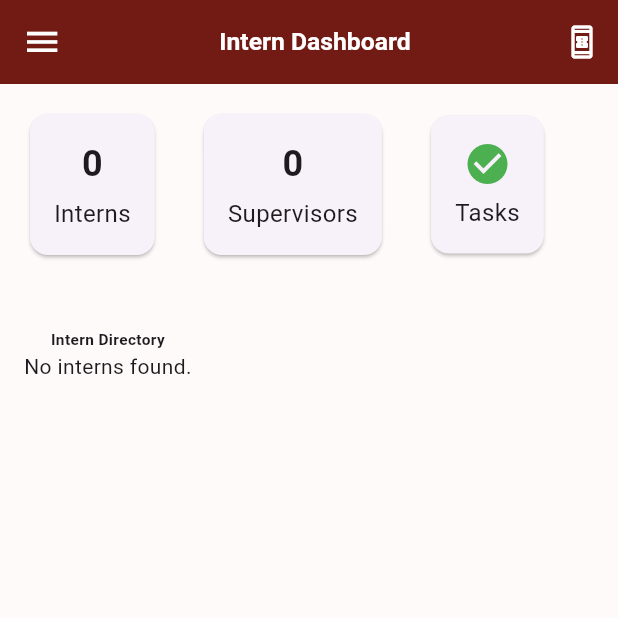
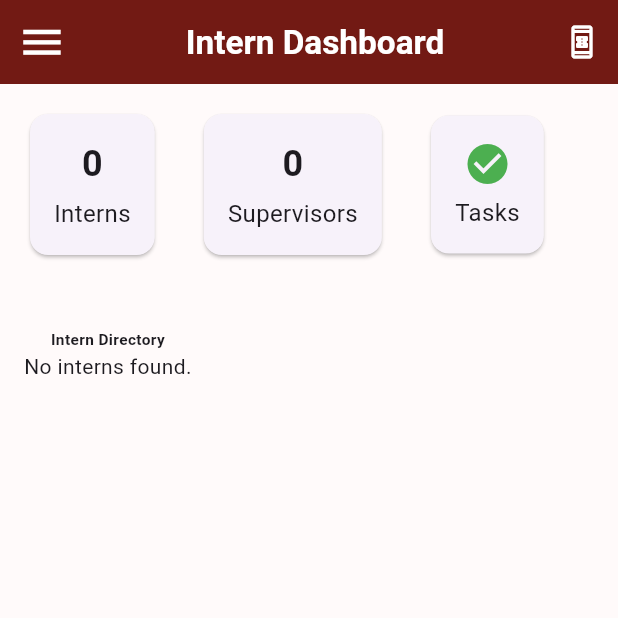
Before and after one commit to Feteh23/bit_tracks, a Flutter app: the Home screen opened directly, on a phone screen of 412 x 824 dp, the top half of it. Run offline on Flutter 3.47's test engine with Material 3 defaults, Android fonts, the light colour scheme and no system bars; our stand-ins replace cloud_firestore, firebase_auth, firebase_core, image_picker, pie_chart, table_calendar; accounts and stored records are empty; network calls fail.

Commit message:
app overview

```diff
--- a/lib/Intern/attendance.dart
+++ b/lib/Intern/attendance.dart
@@ -42,8 +42,8 @@ void initState() {
           height: screenHeight*0.4,
           child: Column(
             children: [
-              Text("Attendance History", style: TextStyle(fontSize: screenWidth*0.024, fontWeight: FontWeight.bold)),
-              SizedBox(height: screenHeight*0.025),
+              Text("Attendance History", style: TextStyle(fontSize: screenWidth*0.045, fontWeight: FontWeight.bold)),
+              SizedBox(height: screenHeight*0.045),
               Expanded(
                 child: ListView.builder(
                   itemCount: sortedEntries.length,
--- a/lib/Intern/homepage.dart
+++ b/lib/Intern/homepage.dart
@@ -22,6 +22,7 @@ class Home extends StatelessWidget {
     return Scaffold(
       backgroundColor: AppColors.backgroundColor,
         appBar: AppBar(
+          automaticallyImplyLeading: false,
           backgroundColor: const Color.fromARGB(255, 114, 26, 20),
           leading: Builder(builder: (BuildContext context) {
             return IconButton(
@@ -30,14 +31,14 @@ class Home extends StatelessWidget {
               },
               icon: const Icon(Icons.menu),
               color: Colors.white,
-              iconSize: screenWidth*0.065,
+              iconSize: screenWidth*0.08,
             );
           }),
           title:  Align(
             child: Text(
               "Intern Dashboard",
               style: TextStyle(
-                fontSize: screenWidth*0.04,
+                fontSize: screenWidth*0.054,
                 fontWeight: FontWeight.bold,
                 color: Colors.white,
               ),
--- a/lib/main.dart
+++ b/lib/main.dart
@@ -3,7 +3,6 @@ import 'package:firebase_core/firebase_core.dart';
 import 'package:intern_system/Intern/dashborad.dart';
 import 'firebase_options.dart';
 
-import 'package:intern_system/login_pages/welcomepage.dart';
 import 'package:intern_system/admin/dashboard.dart';
 import 'package:intern_system/supervisor/supervisor/dashboard.dart';
 import 'package:intern_system/authGate.dart';
```
Also changed, not shown: lib/admin/homepage.dart (+8 -5 lines).
